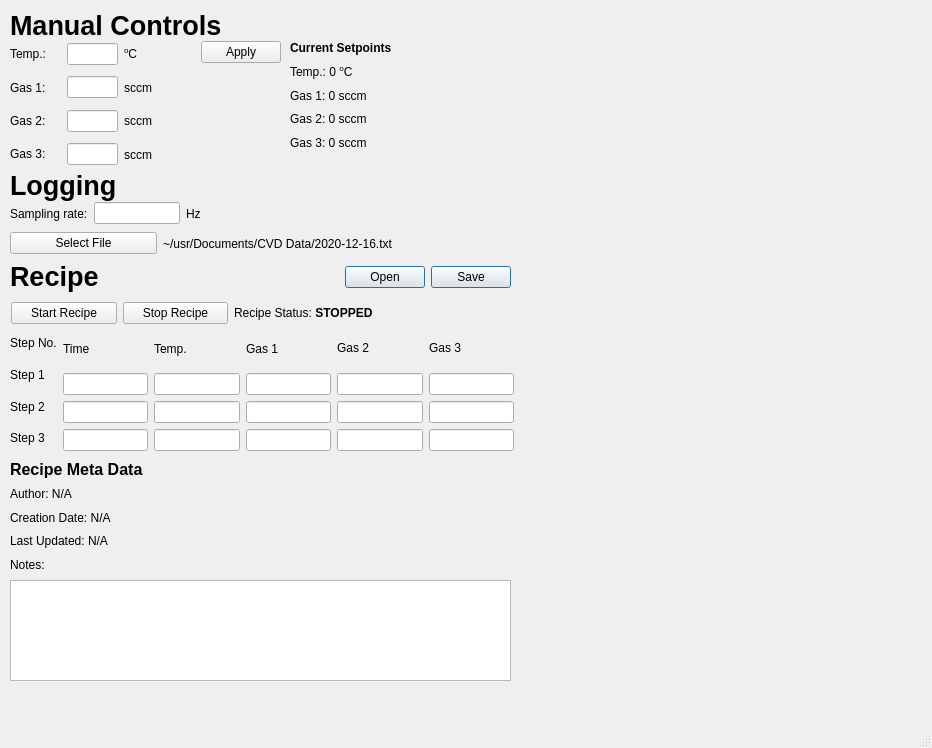
First picture: the form in CVD.ui, repository nholmes7/MB_CVD, before the edit.
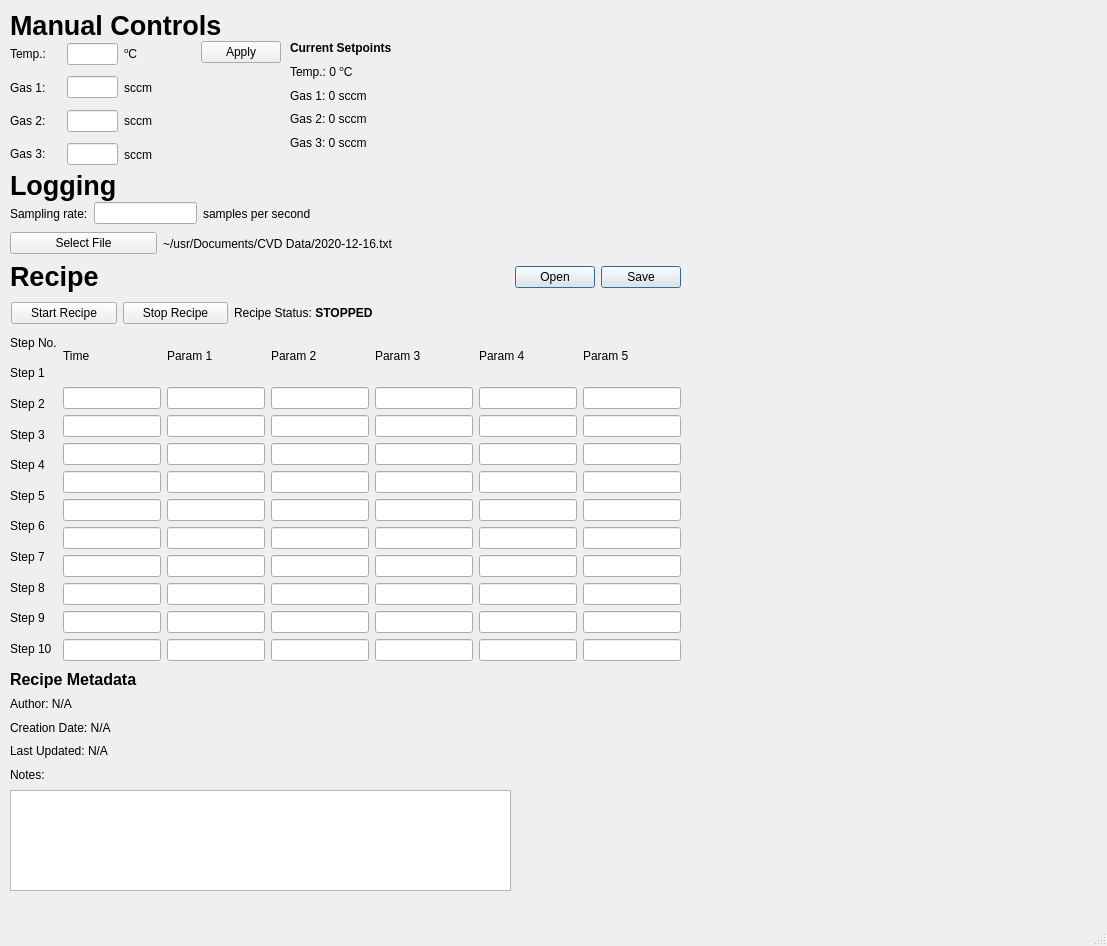
Second picture: the form after the edit. Custom widgets are drawn as their Qt base class.

Commit message: Additional fields for recipes

```diff
--- a/CVD.ui
+++ b/CVD.ui
@@ -6,14 +6,14 @@
    <rect>
     <x>0</x>
     <y>0</y>
-    <width>932</width>
-    <height>748</height>
+    <width>1107</width>
+    <height>946</height>
    </rect>
   </property>
   <property name="minimumSize">
    <size>
-    <width>932</width>
-    <height>748</height>
+    <width>1107</width>
+    <height>946</height>
    </size>
   </property>
   <property name="windowTitle">
@@ -23,8 +23,8 @@
    <widget class="QWidget" name="layoutWidget">
     <property name="geometry">
      <rect>
-      <x>521</x>
-      <y>9</y>
+      <x>690</x>
+      <y>40</y>
       <width>402</width>
       <height>608</height>
      </rect>
@@ -56,7 +56,7 @@
     <property name="geometry">
      <rect>
       <x>10</x>
-      <y>460</y>
+      <y>670</y>
       <width>351</width>
       <height>113</height>
      </rect>
@@ -65,7 +65,7 @@
      <item>
       <widget class="QLabel" name="label_11">
        <property name="text">
-        <string>&lt;html&gt;&lt;head/&gt;&lt;body&gt;&lt;p&gt;&lt;span style=&quot; font-size:12pt; font-weight:600;&quot;&gt;Recipe Meta Data&lt;/span&gt;&lt;/p&gt;&lt;/body&gt;&lt;/html&gt;</string>
+        <string>&lt;html&gt;&lt;head/&gt;&lt;body&gt;&lt;p&gt;&lt;span style=&quot; font-size:12pt; font-weight:600;&quot;&gt;Recipe Metadata&lt;/span&gt;&lt;/p&gt;&lt;/body&gt;&lt;/html&gt;</string>
        </property>
       </widget>
      </item>
@@ -104,7 +104,7 @@
      <rect>
       <x>10</x>
       <y>260</y>
-      <width>501</width>
+      <width>671</width>
       <height>34</height>
      </rect>
     </property>
@@ -157,150 +157,6 @@
      </item>
     </layout>
    </widget>
-   <widget class="QWidget" name="layoutWidget">
-    <property name="geometry">
-     <rect>
-      <x>10</x>
-      <y>330</y>
-      <width>504</width>
-      <height>121</height>
-     </rect>
-    </property>
-    <layout class="QHBoxLayout" name="horizontalLayout">
-     <item>
-      <layout class="QVBoxLayout" name="verticalLayout_6">
-       <item>
-        <widget class="QLabel" name="label_10">
-         <property name="text">
-          <string>Step No.</string>
-         </property>
-        </widget>
-       </item>
-       <item>
-        <widget class="QLabel" name="label_6">
-         <property name="text">
-          <string>Step 1</string>
-         </property>
-        </widget>
-       </item>
-       <item>
-        <widget class="QLabel" name="label_8">
-         <property name="text">
-          <string>Step 2</string>
-         </property>
-        </widget>
-       </item>
-       <item>
-        <widget class="QLabel" name="label_9">
-         <property name="text">
-          <string>Step 3</string>
-         </property>
-        </widget>
-       </item>
-      </layout>
-     </item>
-     <item>
-      <layout class="QVBoxLayout" name="verticalLayout">
-       <item>
-        <widget class="QLabel" name="label">
-         <property name="text">
-          <string>Time</string>
-         </property>
-        </widget>
-       </item>
-       <item>
-        <widget class="QLineEdit" name="lineEdit_time_1"/>
-       </item>
-       <item>
-        <widget class="QLineEdit" name="lineEdit_time_2"/>
-       </item>
-       <item>
-        <widget class="QLineEdit" name="lineEdit_time_3"/>
-       </item>
-      </layout>
-     </item>
-     <item>
-      <layout class="QVBoxLayout" name="verticalLayout_2">
-       <item>
-        <widget class="QLabel" name="label_5">
-         <property name="text">
-          <string>Temp.</string>
-         </property>
-        </widget>
-       </item>
-       <item>
-        <widget class="QLineEdit" name="lineEdit_temp_1"/>
-       </item>
-       <item>
-        <widget class="QLineEdit" name="lineEdit_temp_2"/>
-       </item>
-       <item>
-        <widget class="QLineEdit" name="lineEdit_temp_3"/>
-       </item>
-      </layout>
-     </item>
-     <item>
-      <layout class="QVBoxLayout" name="verticalLayout_3">
-       <item>
-        <widget class="QLabel" name="label_gas_1">
-         <property name="text">
-          <string>Gas 1</string>
-         </property>
-        </widget>
-       </item>
-       <item>
-        <widget class="QLineEdit" name="lineEdit_heFlow_1"/>
-       </item>
-       <item>
-        <widget class="QLineEdit" name="lineEdit_heFlow_2"/>
-       </item>
-       <item>
-        <widget class="QLineEdit" name="lineEdit_heFlow_3"/>
-       </item>
-      </layout>
-     </item>
-     <item>
-      <layout class="QVBoxLayout" name="verticalLayout_4">
-       <item>
-        <widget class="QLabel" name="label_gas_2">
-         <property name="text">
-          <string>&lt;html&gt;&lt;head/&gt;&lt;body&gt;&lt;p&gt;Gas 2&lt;/p&gt;&lt;/body&gt;&lt;/html&gt;</string>
-         </property>
-        </widget>
-       </item>
-       <item>
-        <widget class="QLineEdit" name="lineEdit_h2Flow_1"/>
-       </item>
-       <item>
-        <widget class="QLineEdit" name="lineEdit_h2Flow_2"/>
-       </item>
-       <item>
-        <widget class="QLineEdit" name="lineEdit_h2Flow_3"/>
-       </item>
-      </layout>
-     </item>
-     <item>
-      <layout class="QVBoxLayout" name="verticalLayout_5">
-       <item>
-        <widget class="QLabel" name="label_gas_3">
-         <property name="text">
-          <string>&lt;html&gt;&lt;head/&gt;&lt;body&gt;&lt;p&gt;Gas 3&lt;/p&gt;&lt;/body&gt;&lt;/html&gt;</string>
-         </property>
-        </widget>
-       </item>
-       <item>
-        <widget class="QLineEdit" name="lineEdit_c2h4Flow_1"/>
-       </item>
-       <item>
-        <widget class="QLineEdit" name="lineEdit_c2h4Flow_2"/>
-       </item>
-       <item>
-        <widget class="QLineEdit" name="lineEdit_c2h4Flow_3"/>
-       </item>
-      </layout>
-     </item>
-    </layout>
-   </widget>
    <widget class="QLabel" name="label_12">
     <property name="geometry">
      <rect>
@@ -318,7 +174,7 @@
     <property name="geometry">
      <rect>
       <x>10</x>
-      <y>580</y>
+      <y>790</y>
       <width>501</width>
       <height>101</height>
      </rect>
@@ -355,7 +211,7 @@
      <rect>
       <x>10</x>
       <y>200</y>
-      <width>191</width>
+      <width>301</width>
       <height>27</height>
      </rect>
     </property>
@@ -377,13 +233,13 @@
      <item>
       <widget class="QLabel" name="label_author_3">
        <property name="text">
-        <string>Hz</string>
+        <string>samples per second</string>
        </property>
       </widget>
      </item>
     </layout>
    </widget>
-   <widget class="QWidget" name="">
+   <widget class="QWidget" name="layoutWidget">
     <property name="geometry">
      <rect>
       <x>10</x>
@@ -409,7 +265,7 @@
      </item>
     </layout>
    </widget>
-   <widget class="QWidget" name="">
+   <widget class="QWidget" name="layoutWidget">
     <property name="geometry">
      <rect>
       <x>11</x>
@@ -442,7 +298,7 @@
      </item>
     </layout>
    </widget>
-   <widget class="QWidget" name="">
+   <widget class="QWidget" name="layoutWidget">
     <property name="geometry">
      <rect>
       <x>10</x>
@@ -650,7 +506,7 @@
      </item>
     </layout>
    </widget>
-   <widget class="QWidget" name="">
+   <widget class="QWidget" name="layoutWidget">
     <property name="geometry">
      <rect>
       <x>290</x>
@@ -697,6 +553,345 @@
      </item>
     </layout>
    </widget>
+   <widget class="QWidget" name="">
+    <property name="geometry">
+     <rect>
+      <x>10</x>
+      <y>330</y>
+      <width>671</width>
+      <height>331</height>
+     </rect>
+    </property>
+    <layout class="QHBoxLayout" name="horizontalLayout">
+     <item>
+      <layout class="QVBoxLayout" name="verticalLayout_6" stretch="0,0,0,0,0,0,0,0,0,0,0">
+       <item>
+        <widget class="QLabel" name="label_10">
+         <property name="text">
+          <string>Step No.</string>
+         </property>
+        </widget>
+       </item>
+       <item>
+        <widget class="QLabel" name="label_6">
+         <property name="text">
+          <string>Step 1</string>
+         </property>
+        </widget>
+       </item>
+       <item>
+        <widget class="QLabel" name="label_8">
+         <property name="text">
+          <string>Step 2</string>
+         </property>
+        </widget>
+       </item>
+       <item>
+        <widget class="QLabel" name="label_9">
+         <property name="text">
+          <string>Step 3</string>
+         </property>
+        </widget>
+       </item>
+       <item>
+        <widget class="QLabel" name="label_19">
+         <property name="text">
+          <string>Step 4</string>
+         </property>
+        </widget>
+       </item>
+       <item>
+        <widget class="QLabel" name="label_20">
+         <property name="text">
+          <string>Step 5</string>
+         </property>
+        </widget>
+       </item>
+       <item>
+        <widget class="QLabel" name="label_21">
+         <property name="text">
+          <string>Step 6</string>
+         </property>
+        </widget>
+       </item>
+       <item>
+        <widget class="QLabel" name="label_25">
+         <property name="text">
+          <string>Step 7</string>
+         </property>
+        </widget>
+       </item>
+       <item>
+        <widget class="QLabel" name="label_22">
+         <property name="text">
+          <string>Step 8</string>
+         </property>
+        </widget>
+       </item>
+       <item>
+        <widget class="QLabel" name="label_23">
+         <property name="text">
+          <string>Step 9</string>
+         </property>
+        </widget>
+       </item>
+       <item>
+        <widget class="QLabel" name="label_24">
+         <property name="text">
+          <string>Step 10</string>
+         </property>
+        </widget>
+       </item>
+      </layout>
+     </item>
+     <item>
+      <layout class="QVBoxLayout" name="verticalLayout">
+       <item>
+        <widget class="QLabel" name="label">
+         <property name="text">
+          <string>Time</string>
+         </property>
+        </widget>
+       </item>
+       <item>
+        <widget class="QLineEdit" name="lineEdit_time_1"/>
+       </item>
+       <item>
+        <widget class="QLineEdit" name="lineEdit_time_2"/>
+       </item>
+       <item>
+        <widget class="QLineEdit" name="lineEdit_time_3"/>
+       </item>
+       <item>
+        <widget class="QLineEdit" name="lineEdit_time_4"/>
+       </item>
+       <item>
+        <widget class="QLineEdit" name="lineEdit_time_5"/>
+       </item>
+       <item>
+        <widget class="QLineEdit" name="lineEdit_time_6"/>
+       </item>
+       <item>
+        <widget class="QLineEdit" name="lineEdit_time_7"/>
+       </item>
+       <item>
+        <widget class="QLineEdit" name="lineEdit_time_8"/>
+       </item>
+       <item>
+        <widget class="QLineEdit" name="lineEdit_time_9"/>
+       </item>
+       <item>
+        <widget class="QLineEdit" name="lineEdit_time_10"/>
+       </item>
+      </layout>
+     </item>
+     <item>
+      <layout class="QVBoxLayout" name="verticalLayout_12">
+       <item>
+        <widget class="QLabel" name="label_3">
+         <property name="text">
+          <string>Param 1</string>
+         </property>
+        </widget>
+       </item>
+       <item>
+        <widget class="QLineEdit" name="lineEdit_param1_1"/>
+       </item>
+       <item>
+        <widget class="QLineEdit" name="lineEdit_param1_2"/>
+       </item>
+       <item>
+        <widget class="QLineEdit" name="lineEdit_param1_3"/>
+       </item>
+       <item>
+        <widget class="QLineEdit" name="lineEdit_param1_4"/>
+       </item>
+       <item>
+        <widget class="QLineEdit" name="lineEdit_param1_5"/>
+       </item>
+       <item>
+        <widget class="QLineEdit" name="lineEdit_param1_6"/>
+       </item>
+       <item>
+        <widget class="QLineEdit" name="lineEdit_param1_7"/>
+       </item>
+       <item>
+        <widget class="QLineEdit" name="lineEdit_param1_8"/>
+       </item>
+       <item>
+        <widget class="QLineEdit" name="lineEdit_param1_9"/>
+       </item>
+       <item>
+        <widget class="QLineEdit" name="lineEdit_param1_10"/>
+       </item>
+      </layout>
+     </item>
+     <item>
+      <layout class="QVBoxLayout" name="verticalLayout_13">
+       <item>
+        <widget class="QLabel" name="label_26">
+         <property name="text">
+          <string>Param 2</string>
+         </property>
+        </widget>
+       </item>
+       <item>
+        <widget class="QLineEdit" name="lineEdit_param2_1"/>
+       </item>
+       <item>
+        <widget class="QLineEdit" name="lineEdit_param2_2"/>
+       </item>
+       <item>
+        <widget class="QLineEdit" name="lineEdit_param2_3"/>
+       </item>
+       <item>
+        <widget class="QLineEdit" name="lineEdit_param2_4"/>
+       </item>
+       <item>
+        <widget class="QLineEdit" name="lineEdit_param2_5"/>
+       </item>
+       <item>
+        <widget class="QLineEdit" name="lineEdit_param2_6"/>
+       </item>
+       <item>
+        <widget class="QLineEdit" name="lineEdit_param2_7"/>
+       </item>
+       <item>
+        <widget class="QLineEdit" name="lineEdit_param2_8"/>
+       </item>
+       <item>
+        <widget class="QLineEdit" name="lineEdit_param2_9"/>
+       </item>
+       <item>
+        <widget class="QLineEdit" name="lineEdit_param2_10"/>
+       </item>
+      </layout>
+     </item>
+     <item>
+      <layout class="QVBoxLayout" name="verticalLayout_14">
+       <item>
+        <widget class="QLabel" name="label_27">
+         <property name="text">
+          <string>Param 3</string>
+         </property>
+        </widget>
+       </item>
+       <item>
+        <widget class="QLineEdit" name="lineEdit_param3_1"/>
+       </item>
+       <item>
+        <widget class="QLineEdit" name="lineEdit_param3_2"/>
+       </item>
+       <item>
+        <widget class="QLineEdit" name="lineEdit_param3_3"/>
+       </item>
+       <item>
+        <widget class="QLineEdit" name="lineEdit_param3_4"/>
+       </item>
+       <item>
+        <widget class="QLineEdit" name="lineEdit_param3_5"/>
+       </item>
+       <item>
+        <widget class="QLineEdit" name="lineEdit_param3_6"/>
+       </item>
+       <item>
+        <widget class="QLineEdit" name="lineEdit_param3_7"/>
+       </item>
+       <item>
+        <widget class="QLineEdit" name="lineEdit_param3_8"/>
+       </item>
+       <item>
+        <widget class="QLineEdit" name="lineEdit_param3_9"/>
+       </item>
+       <item>
+        <widget class="QLineEdit" name="lineEdit_param3_10"/>
+       </item>
+      </layout>
+     </item>
+     <item>
+      <layout class="QVBoxLayout" name="verticalLayout_15">
+       <item>
+        <widget class="QLabel" name="label_28">
+         <property name="text">
+          <string>Param 4</string>
+         </property>
+        </widget>
+       </item>
+       <item>
+        <widget class="QLineEdit" name="lineEdit_param4_1"/>
+       </item>
+       <item>
+        <widget class="QLineEdit" name="lineEdit_param4_2"/>
+       </item>
+       <item>
+        <widget class="QLineEdit" name="lineEdit_param4_3"/>
+       </item>
+       <item>
+        <widget class="QLineEdit" name="lineEdit_param4_4"/>
+       </item>
+       <item>
+        <widget class="QLineEdit" name="lineEdit_param4_5"/>
+       </item>
+       <item>
+        <widget class="QLineEdit" name="lineEdit_param4_6"/>
+       </item>
+       <item>
+        <widget class="QLineEdit" name="lineEdit_param4_7"/>
+       </item>
+       <item>
+        <widget class="QLineEdit" name="lineEdit_param4_8"/>
+       </item>
+       <item>
+        <widget class="QLineEdit" name="lineEdit_param4_9"/>
+       </item>
+       <item>
+        <widget class="QLineEdit" name="lineEdit_param4_10"/>
+       </item>
+      </layout>
+     </item>
+     <item>
+      <layout class="QVBoxLayout" name="verticalLayout_16">
+       <item>
+        <widget class="QLabel" name="label_29">
+         <property name="text">
+          <string>Param 5</string>
+         </property>
+        </widget>
+       </item>
+       <item>
+        <widget class="QLineEdit" name="lineEdit_param5_1"/>
+       </item>
+       <item>
+        <widget class="QLineEdit" name="lineEdit_param5_2"/>
+       </item>
+       <item>
+        <widget class="QLineEdit" name="lineEdit_param5_3"/>
+       </item>
+       <item>
+        <widget class="QLineEdit" name="lineEdit_param5_4"/>
+       </item>
+       <item>
+        <widget class="QLineEdit" name="lineEdit_param5_5"/>
+       </item>
+       <item>
+        <widget class="QLineEdit" name="lineEdit_param5_6"/>
+       </item>
+       <item>
+        <widget class="QLineEdit" name="lineEdit_param5_7"/>
+       </item>
+       <item>
+        <widget class="QLineEdit" name="lineEdit_param5_8"/>
+       </item>
+       <item>
+        <widget class="QLineEdit" name="lineEdit_param5_9"/>
+       </item>
+       <item>
+        <widget class="QLineEdit" name="lineEdit_param5_10"/>
+       </item>
+      </layout>
+     </item>
+    </layout>
+   </widget>
   </widget>
   <widget class="QMenuBar" name="menubar">
    <property name="geometry">
```
Left out of the diff: 4 changed lines with no effect on the pictures. The commit also changes 2 other files.
